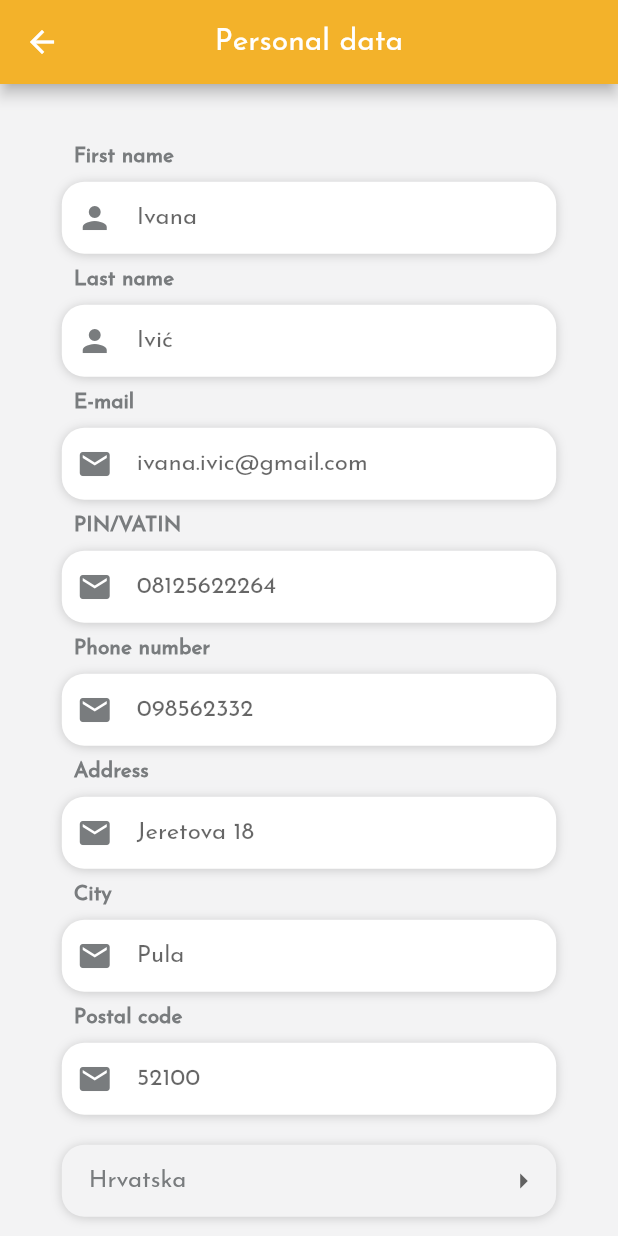
After one commit to lucijaba7/Go2Bike, a Flutter app: the PersonalData screen opened directly, on a phone screen of 412 x 824 dp. The commit adds this screen. Run offline on Flutter 3.47's test engine with Material 2 defaults, Android fonts, the phone set to English and light mode, and no system bars; our stand-ins replace google_maps_flutter.

Commit message:
personal data + change pass + bike rents init

```diff
--- a/assets/lang/en.json
+++ b/assets/lang/en.json
@@ -33,5 +33,15 @@
     "bike_rents": "Bike rents",
     "payments": "Payments",
     "rfid_cards": "RFID cards",
-    "lang_selection": "Language selection"
+    "lang_selection": "Language selection",
+    "first_name": "First name",
+    "last_name": "Last name",
+    "oib": "PIN/VATIN",
+    "phone_number": "Phone number",
+    "address": "Address",
+    "city": "City",
+    "postal_code": "Postal code",
+    "pass_change": "Change password",
+    "change": "Change",
+    "save": "Save"
 }
--- a/assets/lang/hr.json
+++ b/assets/lang/hr.json
@@ -33,5 +33,15 @@
     "bike_rents": "Pregled vožnji",
     "payments": "Plaćanja",
     "rfid_cards": "RFID kartice",
-    "lang_selection": "Odabir jezika"
+    "lang_selection": "Odabir jezika",
+    "first_name": "Ime",
+    "last_name": "Prezime",
+    "oib": "OIB",
+    "phone_number": "Telefonski broj",
+    "address": "Adresa",
+    "city": "Grad",
+    "postal_code": "Poštanski broj",
+    "pass_change": "Promijeni lozinku",
+    "change": "Promijeni",
+    "save": "Spremi"
 }
--- a/lib/Screens/Signup/signup_screen.dart
+++ b/lib/Screens/Signup/signup_screen.dart
@@ -43,7 +43,7 @@ class _SignUpScreenState extends State<SignUpScreen> {
               ),
               SizedBox(height: size.height * 0.05),
               SignupForm(),
-              DropdownButtonWidget(),
+              DropdownButtonWidget(dropdownValue: "Pula", values: ['Pula', 'Rijeka', 'Karlovac'],),
               RoundedButton(
                 text: AppLocalization.of(context).translate('register'),
                 press: () {},
--- a/lib/Screens/account/account_screen.dart
+++ b/lib/Screens/account/account_screen.dart
@@ -1,7 +1,7 @@
 import 'package:flutter/material.dart';
 import 'package:go2bike/localization/app_localization.dart';
 import '../../constraints.dart';
-import 'components/accountMenu.dart';
+import 'components/account_menu.dart';
 
 class Account extends StatefulWidget {
   @override
--- /dev/null
+++ b/lib/Screens/account/components/personal_data_form.dart
@@ -0,0 +1,106 @@
+import 'package:flutter/material.dart';
+import 'package:go2bike/components/dropdown_button.dart';
+import 'package:go2bike/components/rounded_input_field.dart';
+import 'package:go2bike/localization/app_localization.dart';
+
+class PersonalDataForm extends StatelessWidget {
+  @override
+  Widget build(BuildContext context) {
+    Size size = MediaQuery.of(context).size;
+    return Column(
+      children: [
+         SizedBox(height: size.height * 0.05),
+              /*Row(
+                mainAxisAlignment: MainAxisAlignment.spaceEvenly,
+                children: [
+                  SmallRoundedInputField(
+                    label: AppLocalization.of(context).translate('first_name'),
+                    hintText: "Ivana",
+                    onChanged: (value) {},
+                  ),
+                  SmallRoundedInputField(
+                    label: AppLocalization.of(context).translate('last_name'),
+                    hintText: "Ivić",
+                    onChanged: (value) {},
+                  ),
+              ],),*/
+              RoundedInputField(
+                label: AppLocalization.of(context).translate('first_name'),
+                hintText: "Ivana",
+                onChanged: (value) {},
+              ),
+              RoundedInputField(
+                label: AppLocalization.of(context).translate('last_name'),
+                hintText: "Ivić",
+                onChanged: (value) {},
+              ),
+              RoundedInputField(
+                label: AppLocalization.of(context).translate('email'),
+                email: true,
+                hintText: "ivana.ivic@gmail.com",
+                onChanged: (value) {},
+              ),
+              /*Row(
+                mainAxisAlignment: MainAxisAlignment.spaceEvenly,
+                children: [
+                  SmallRoundedInputField(
+                    label: AppLocalization.of(context).translate('oib'),
+                    hintText: "08125622264",
+                    onChanged: (value) {},
+                  ),
+                  SmallRoundedInputField(
+                    label: AppLocalization.of(context).translate('phone_number'),
+                    hintText: "098562332",
+                    onChanged: (value) {},
+                  ),
+              ],),*/
+              RoundedInputField(
+                label: AppLocalization.of(context).translate('oib'),
+                email: true,
+                hintText: "08125622264",
+                onChanged: (value) {},
+              ),
+              RoundedInputField(
+                label: AppLocalization.of(context).translate('phone_number'),
+                email: true,
+                hintText: "098562332",
+                onChanged: (value) {},
+              ),
+              RoundedInputField(
+                label: AppLocalization.of(context).translate('address'),
+                email: true,
+                hintText: "Jeretova 18",
+                onChanged: (value) {},
+              ),
+            /*Row(
+                mainAxisAlignment: MainAxisAlignment.spaceEvenly,
+                children: [
+                  SmallRoundedInputField(
+                    label: AppLocalization.of(context).translate('city'),
+                    hintText: "Pula",
+                    onChanged: (value) {},
+                  ),
+                  SmallRoundedInputField(
+                    label: AppLocalization.of(context).translate('postal_code'),
+                    hintText: "52100",
+                    onChanged: (value) {},
+                  ),
+              ],),*/
+              RoundedInputField(
+                label: AppLocalization.of(context).translate('city'),
+                email: true,
+                hintText: "Pula",
+                onChanged: (value) {},
+              ),
+              RoundedInputField(
+                label: AppLocalization.of(context).translate('postal_code'),
+                email: true,
+                hintText: "52100",
+                onChanged: (value) {},
+              ),
+              DropdownButtonWidget(dropdownValue: "Hrvatska", values: ['Hrvatska', 'Italija', 'Njemačka', 'Slovenija', '...'],),
+              SizedBox(height: size.height * 0.02),
+      ],
+    );
+  }
+}
--- /dev/null
+++ b/lib/Screens/account/personal_data_screen.dart
@@ -0,0 +1,31 @@
+import 'package:flutter/material.dart';
+import 'package:go2bike/components/rounded_button.dart';
+import 'package:go2bike/localization/app_localization.dart';
+import 'package:go2bike/screens/account/components/personal_data_form.dart';
+import '../../constraints.dart';
+
+class PersonalData extends StatelessWidget {
+  @override
+  Widget build(BuildContext context) {
+    return Scaffold(
+      appBar: AppBar(
+        title: Text(AppLocalization.of(context).translate('personal_data')),
+        centerTitle: true,
+        backgroundColor: kSeconaryColor
+      ),
+      body: SingleChildScrollView(
+        child:
+          Center(
+            child: Column(
+              children: [
+                PersonalDataForm(),
+                RoundedButton(
+                  text: AppLocalization.of(context).translate('save'),
+                  press: () {},
+                ),
+              ]
+            ),
+          )
+    ));
+  }
+}
--- a/lib/components/dropdown_button.dart
+++ b/lib/components/dropdown_button.dart
@@ -3,15 +3,15 @@ import 'package:flutter/material.dart';
 import '../constraints.dart';
 
 class DropdownButtonWidget extends StatefulWidget {
-  DropdownButtonWidget({Key key}) : super(key: key);
+  String dropdownValue; //Pula
+  List<String> values;
+  DropdownButtonWidget({Key key, this.dropdownValue, this.values}) : super(key: key);
 
   @override
   _DropdownButtonWidgetState createState() => _DropdownButtonWidgetState();
 }
 
 class _DropdownButtonWidgetState extends State<DropdownButtonWidget> {
-  String dropdownValue = 'Pula';
-
   @override
   Widget build(BuildContext context) {
     Size size = MediaQuery.of(context).size;
@@ -37,16 +37,16 @@ class _DropdownButtonWidgetState extends State<DropdownButtonWidget> {
             borderRadius: BorderRadius.circular(29),
             child: DropdownButtonHideUnderline(
                 child: DropdownButton<String>(
-              value: dropdownValue,
+              value: widget.dropdownValue,
               icon: Icon(Icons.arrow_right),
               iconSize: 24,
               elevation: 16,
               onChanged: (String newValue) {
                 setState(() {
-                  dropdownValue = newValue;
+                  widget.dropdownValue = newValue;
                 });
               },
-              items: <String>['Pula', 'Rijeka', 'Karlovac']
+              items: widget.values
                   .map<DropdownMenuItem<String>>((String value) {
                 return DropdownMenuItem<String>(
                   value: value,
```
Also changed, not shown: lib/Screens/account/bike_rents_screen.dart (added, +18 -0 lines), lib/Screens/account/change_password_screen.dart (added, +45 -0 lines), lib/Screens/account/components/account_menu.dart (renamed from lib/Screens/account/components/accountMenu.dart, +22 -2 lines), lib/Screens/account/components/rent_card.dart (added, +10 -0 lines), lib/components/small_rounded_input_field.dart (added, +57 -0 lines).
